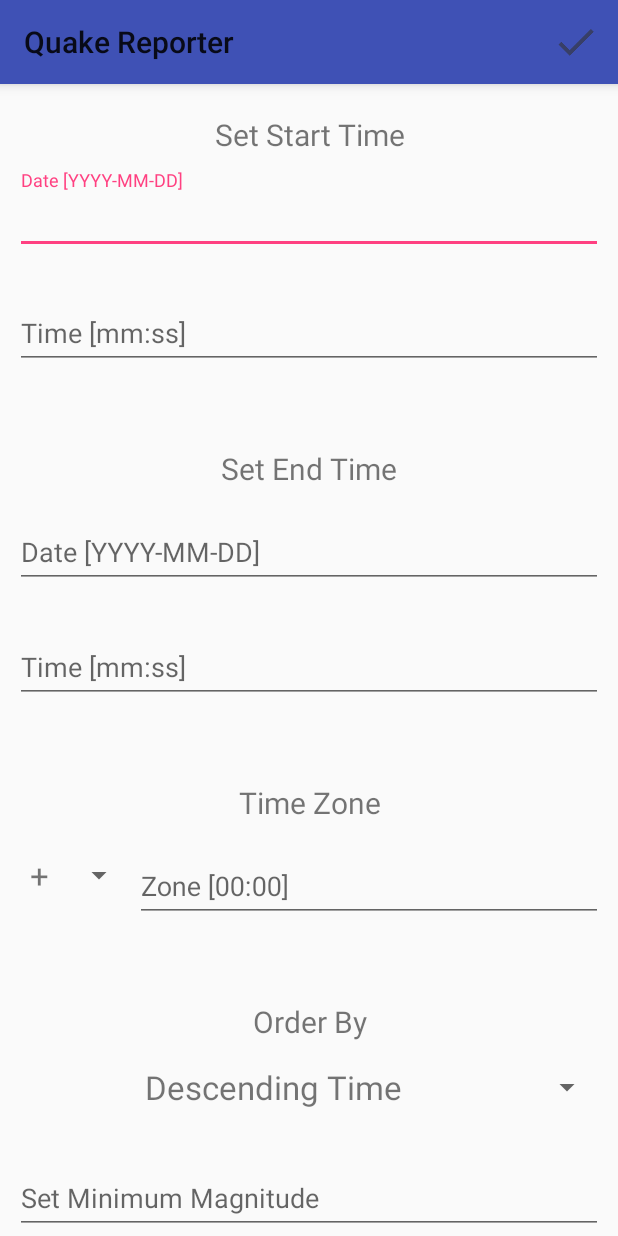
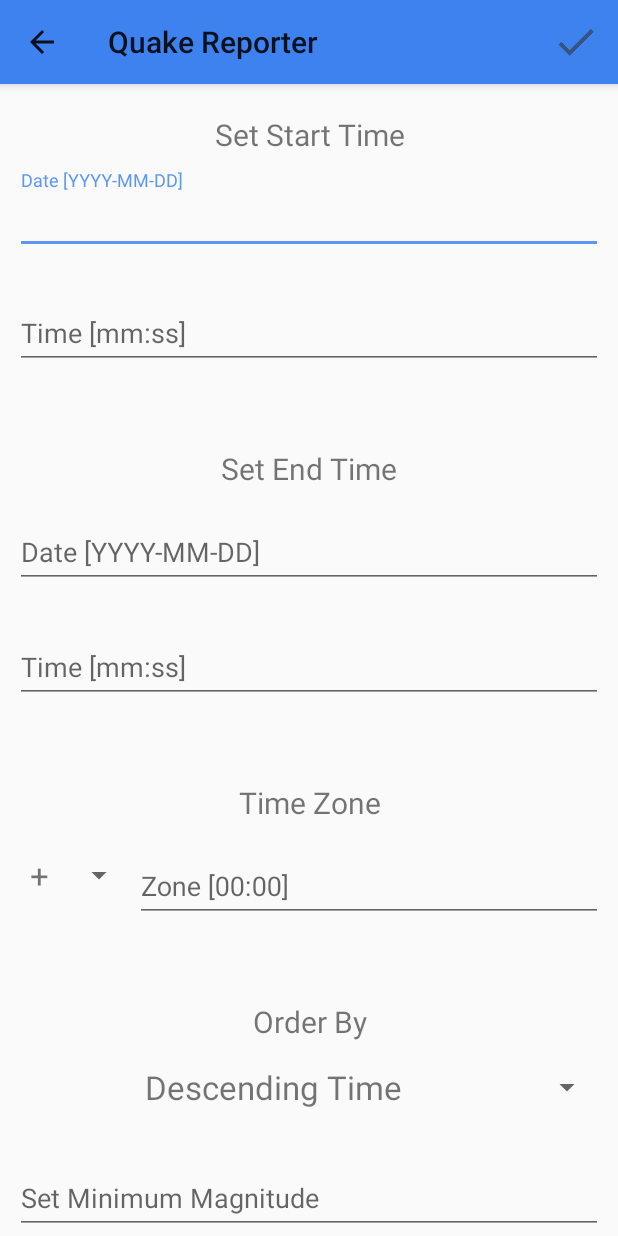
Before and after one commit to LearningDroidArunava/QuakeReporter, an Android app: the screen it shows after launch (SearchActivity), on a phone screen of 412 x 824 dp. Run offline under Robolectric (Android 15) with nearby library versions, the phone set to English and light mode, and no system bars.

Commit message:
Improved Performance Added Limit feature

```diff
--- a/app/build.gradle
+++ b/app/build.gradle
@@ -5,7 +5,7 @@ android {
     buildToolsVersion "25.0.2"
     defaultConfig {
         applicationId "com.example.android.quakereporter"
-        minSdkVersion 15
+        minSdkVersion 16
         targetSdkVersion 25
         versionCode 1
         versionName "1.0"
--- a/app/src/main/res/layout/activity_main.xml
+++ b/app/src/main/res/layout/activity_main.xml
@@ -2,7 +2,6 @@
 <FrameLayout android:layout_height="match_parent"
     android:layout_width="match_parent"
     xmlns:android="http://schemas.android.com/apk/res/android"
-    android:orientation="vertical"
     xmlns:tools="http://schemas.android.com/tools"
     >
 
--- a/app/src/main/res/layout/activity_search.xml
+++ b/app/src/main/res/layout/activity_search.xml
@@ -207,6 +207,22 @@
                         android:hint="@string/maxmagText" />
 
                 </android.support.design.widget.TextInputLayout>
+
+                <android.support.design.widget.TextInputLayout
+                    android:id="@+id/textInputLayoutLimit"
+                    android:layout_width="match_parent"
+                    android:layout_height="wrap_content"
+                    app:errorEnabled="true">
+
+                    <android.support.design.widget.TextInputEditText
+                        android:id="@+id/limitEditText"
+                        android:layout_width="match_parent"
+                        android:layout_height="wrap_content"
+                        android:inputType="number"
+                        android:maxLength="@string/maxMagnitudeLength"
+                        android:hint="@string/limitText" />
+
+                </android.support.design.widget.TextInputLayout>
             </LinearLayout>
 
         </LinearLayout>
--- a/app/src/main/res/layout/quakemenu.xml
+++ /dev/null
@@ -1,6 +0,0 @@
-<?xml version="1.0" encoding="utf-8"?>
-<menu
-    android:layout_width="match_parent"
-    android:layout_height="wrap_content"
-    xmlns:android="http://schemas.android.com/apk/res/android"
-    />
--- a/app/src/main/res/layout/toolbar.xml
+++ /dev/null
@@ -1,4 +0,0 @@
-<?xml version="1.0" encoding="utf-8"?>
-<android.support.v7.widget.Toolbar android:layout_height="36dp"
-    android:layout_width="match_parent"
-    xmlns:android="http://schemas.android.com/apk/res/android" />
--- a/app/src/main/res/values-v21/styles.xml
+++ b/app/src/main/res/values-v21/styles.xml
@@ -4,7 +4,13 @@
         <item name="windowActionBar">false</item>
         <item name="windowNoTitle">true</item>
         <item name="android:windowDrawsSystemBarBackgrounds">true</item>
-        <item name="android:statusBarColor">@android:color/transparent</item>
+    </style>
+
+    <style name="AppTheme" parent="Theme.AppCompat.Light">
+        <!-- Customize your theme here. -->
+        <item name="colorPrimary">@color/colorPrimary</item>
+        <item name="colorPrimaryDark">@color/colorPrimaryDark</item>
+        <item name="colorAccent">@color/colorAccent</item>
     </style>
 
     <style name="takeanoteToolbar">
--- a/app/src/main/res/values/colors.xml
+++ b/app/src/main/res/values/colors.xml
@@ -1,8 +1,8 @@
 <?xml version="1.0" encoding="utf-8"?>
 <resources>
-    <color name="colorPrimary">#3F51B5</color>
-    <color name="colorPrimaryDark">#303F9F</color>
-    <color name="colorAccent">#FF4081</color>
+    <color name="colorPrimary">#3e82ef</color>
+    <color name="colorPrimaryDark">#1d69e2</color>
+    <color name="colorAccent">#5e97f2</color>
 
 	<!-- Color for an earthquake with magnitude 0 and 2 -->
 	<color name="magnitude1">#4A7BA7</color>
--- a/app/src/main/res/values/strings.xml
+++ b/app/src/main/res/values/strings.xml
@@ -12,6 +12,7 @@
     <string name="maxmagText">Set Maximum Magnitude</string>
     <string name="doneText">Done</string>
     <string name="UTCText">Zone [00:00]</string>
+    <string name="limitText">Limit</string>
 
     <string-array name="orderByArray">
         <item>Descending Time</item>
--- a/app/src/main/res/values/styles.xml
+++ b/app/src/main/res/values/styles.xml
@@ -1,20 +1,31 @@
 <resources>
 
-    <!-- Base application theme. -->
-    <style name="AppTheme" parent="Theme.AppCompat.Light.DarkActionBar">
+    <style name="AppTheme.NoActionBar">
+        <item name="windowActionBar">false</item>
+        <item name="windowNoTitle">true</item>
+    </style>
+
+    <style name="AppTheme" parent="Theme.AppCompat.Light">
         <!-- Customize your theme here. -->
         <item name="colorPrimary">@color/colorPrimary</item>
         <item name="colorPrimaryDark">@color/colorPrimaryDark</item>
         <item name="colorAccent">@color/colorAccent</item>
     </style>
 
-    <style name="AppTheme.NoActionBar">
-        <item name="windowActionBar">false</item>
-        <item name="windowNoTitle">true</item>
+    <style name="takeanoteToolbar">
+        <item name="android:layout_height">?attr/actionBarSize</item>
+        <item name="android:layout_width">match_parent</item>
+        <item name="android:theme">@style/ThemeOverlay.AppCompat.ActionBar</item>
+        <item name="titleEnabled">false</item>
     </style>
 
-    <style name="AppTheme.AppBarOverlay" parent="ThemeOverlay.AppCompat.Dark.ActionBar" />
+    <style name="HeadingText">
+        <item name="android:layout_height">wrap_content</item>
+        <item name="android:layout_width">match_parent</item>
+        <item name="android:textSize">20sp</item>
+        <item name="android:textIsSelectable">false</item>
+        <item name="android:layout_margin">10dp</item>
+    </style>
 
-    <style name="AppTheme.PopupOverlay" parent="ThemeOverlay.AppCompat.Light" />
 
 </resources>
```
Also changed, not shown: app/src/main/AndroidManifest.xml (+2 -5 lines), app/src/main/java/com/example/android/quakereporter/SearchActivity.java (+81 -2 lines), app/src/main/java/com/example/android/quakereporter/SettingsActivity.java (deleted, +0 -29 lines), app/src/main/res/layout/activity_settings.xml (deleted, +0 -34 lines), app/src/main/res/layout/content_settings.xml (deleted, +0 -16 lines).
